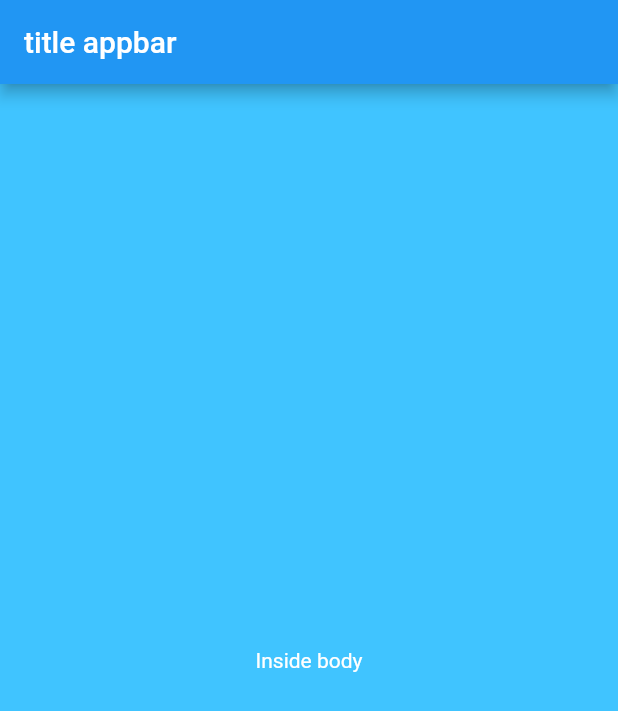
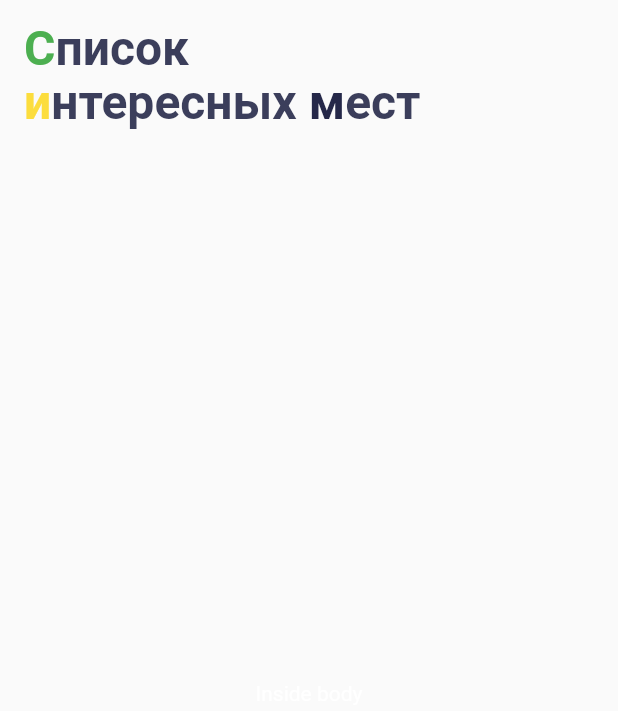
Before and after one commit to PabloNAX/surf-flutter-places, a Flutter app: the screen it shows after launch, on a phone screen of 412 x 824 dp. Shown: the top 711 px of the screen. Run offline on Flutter 3.47's test engine with Material 2 defaults, Android fonts, the phone set to English and light mode, and no system bars.

Commit message:
4.4.2 -  App Bar textStyle with rich text and first color letters

```diff
--- a/lib/ui/screen/sight_list_screen.dart
+++ b/lib/ui/screen/sight_list_screen.dart
@@ -6,12 +6,74 @@ class SightListScreen extends StatefulWidget {
 }
 
 class _SightListScreenState extends State<SightListScreen> {
+  // textStyle customizing function
+  TextStyle customTextStyle({
+    Color color,
+    bool shadow,
+  }) {
+    return TextStyle(
+      color: color,
+      fontWeight: FontWeight.w700,
+      fontSize: 32.0,
+      height: 1.125,
+      shadows: [
+        if (shadow)
+          Shadow(
+            color: Colors.black.withOpacity(.25),
+            offset: Offset(0, 4),
+            blurRadius: 4,
+          ),
+      ],
+    );
+  }
+
   @override
   Widget build(BuildContext context) {
     return Scaffold(
-      backgroundColor: Colors.lightBlueAccent,
       appBar: AppBar(
-        title: Text('title appbar'),
+        backgroundColor: Colors.transparent,
+        elevation: 0,
+        toolbarHeight: 100,
+        title: RichText(
+          maxLines: 2,
+          textAlign: TextAlign.left,
+          text: TextSpan(
+            children: [
+              TextSpan(
+                text: 'С',
+                style: customTextStyle(color: Color(0xFF4CAF50), shadow: false),
+                children: [
+                  TextSpan(
+                    text: 'писок \n',
+                    style: customTextStyle(
+                        color: Color(0xFF3B3E5B), shadow: false),
+                  ),
+                ],
+              ),
+              TextSpan(
+                text: 'и',
+                style: customTextStyle(color: Color(0xFFFCDD3D), shadow: false),
+                children: [
+                  TextSpan(
+                    text: 'нтересных ',
+                    style: customTextStyle(
+                        color: Color(0xFF3B3E5B), shadow: false),
+                  ),
+                  TextSpan(
+                    text: 'м',
+                    style: customTextStyle(
+                        color: Color(0xFF252849), shadow: false),
+                  ),
+                  TextSpan(
+                    text: 'ест',
+                    style: customTextStyle(
+                        color: Color(0xFF3B3E5B), shadow: false),
+                  ),
+                ],
+              ),
+            ],
+          ),
+        ),
       ),
       body: Center(
         child: Text(
```
